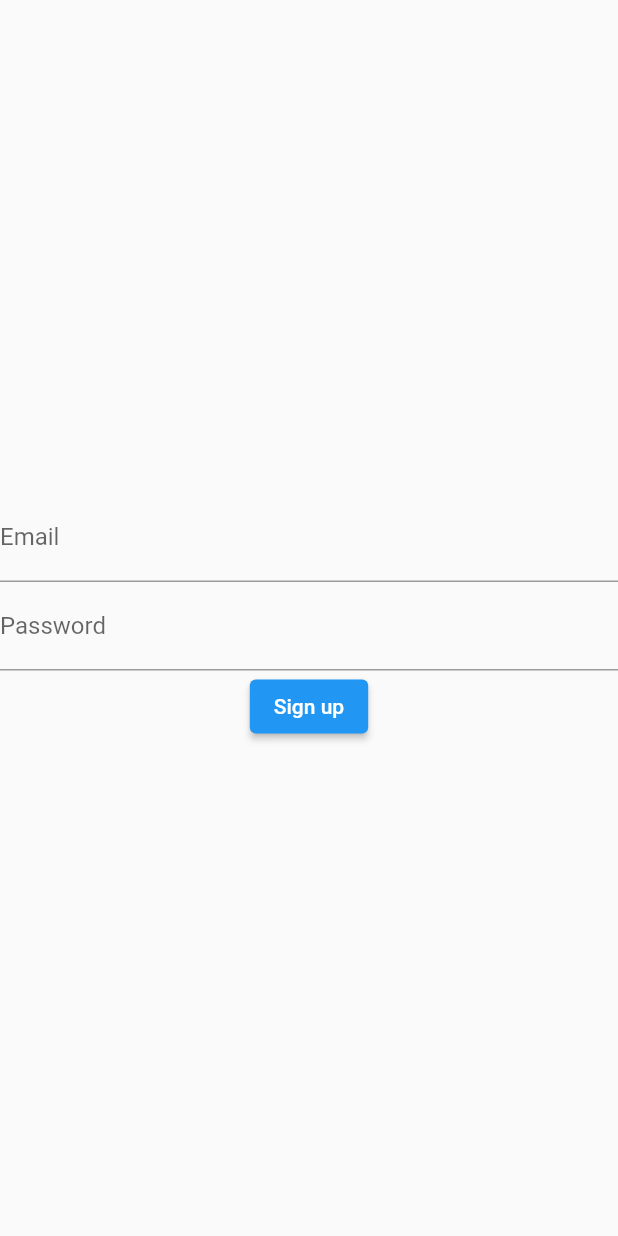
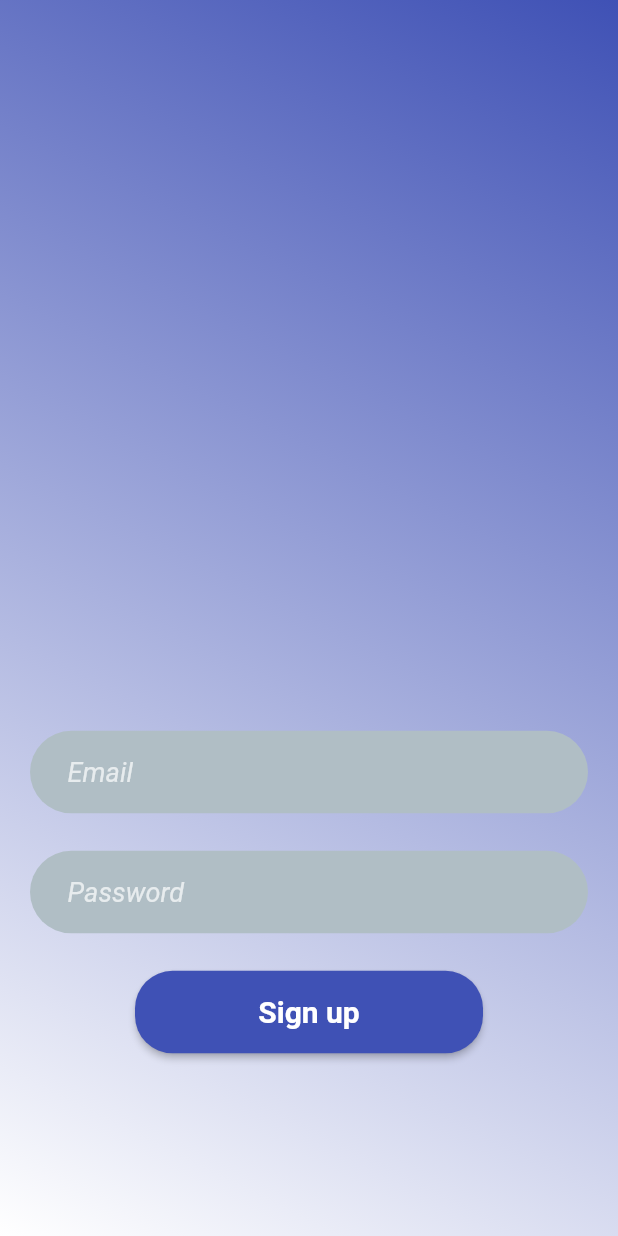
Before and after one commit to Buba98/OnCallWork, a Flutter app: the SignUpPage screen opened directly, on a phone screen of 412 x 824 dp. Run offline on Flutter 3.47's test engine with Material 2 defaults, Android fonts, the phone set to English and light mode, and no system bars; our stand-ins replace cloud_firestore, firebase_auth, firebase_core, firebase_storage, flutter_bloc, flutter_map and 2 more; accounts and stored records are empty; network calls fail.

Commit message:
UI improvement

```diff
--- a/lib/auth_route/sign_up_route/sign_up_page.dart
+++ b/lib/auth_route/sign_up_route/sign_up_page.dart
@@ -1,59 +1,86 @@
 import 'package:flutter/material.dart';
 import 'package:flutter_bloc/flutter_bloc.dart';
+import 'package:on_call_work/auth_route/sign_in_route/sign_in_bloc.dart';
 import 'package:on_call_work/auth_route/sign_up_route/sign_up_bloc.dart';
+import 'package:on_call_work/widget/k_button.dart';
+
+import '../../widget/k_user_input.dart';
 
 class SignUpPage extends StatelessWidget {
+  final TextEditingController emailController = TextEditingController();
+  final TextEditingController passwordController = TextEditingController();
+
   SignUpPage({Key? key}) : super(key: key);
-
-  final TextEditingController emailTextEditingController =
-      TextEditingController();
-  final TextEditingController passwordTextEditingController =
-      TextEditingController();
 
   @override
   Widget build(BuildContext context) {
     return Scaffold(
-      body: BlocProvider(
-        create: (BuildContext context) => SignUpBloc(),
-        child: BlocBuilder<SignUpBloc, SignUpState>(
-          builder: (BuildContext context, SignUpState state) {
-            return Column(
-              mainAxisAlignment: MainAxisAlignment.center,
+      body: Container(
+        decoration: BoxDecoration(
+          gradient: LinearGradient(
+            begin: Alignment.topRight,
+            end: Alignment.bottomLeft,
+            colors: [
+              Theme.of(context).colorScheme.primary,
+              Theme.of(context).colorScheme.secondary,
+            ],
+          ),
+        ),
+        padding: const EdgeInsets.symmetric(
+          horizontal: 20,
+        ),
+        child: BlocProvider(
+          create: (BuildContext context) => SignUpBloc(),
+          child: BlocBuilder<SignUpBloc, SignUpState>(
+            builder: (BuildContext context, SignUpState state) => Column(
+              crossAxisAlignment: CrossAxisAlignment.stretch,
               children: [
-                state == SignUpState.unhandledError
-                    ? const Text('Not recognized error')
-                    : Container(),
-                TextField(
-                  controller: emailTextEditingController,
-                  decoration: InputDecoration(
-                    labelText: 'Email',
-                    errorText: state == SignUpState.accountAlreadyExists
-                        ? "Account already exists"
-                        : null,
-                  ),
+                const Spacer(
+                  flex: 4,
                 ),
-                TextField(
-                  controller: passwordTextEditingController,
-                  decoration: InputDecoration(
-                    labelText: 'Password',
-                    errorText: state == SignUpState.weakPassword
-                        ? "Weak password"
-                        : null,
-                  ),
+                KUserInput(
+                  errorText: state == SignUpState.accountAlreadyExists
+                      ? 'Account already exists'
+                      : null,
+                  controller: emailController,
+                  hintText: 'Email',
+                  keyboardType: TextInputType.emailAddress,
+                ),
+                const SizedBox(
+                  height: 25,
+                ),
+                KUserInput(
+                  errorText: state == SignUpState.weakPassword
+                      ? 'Weak password'
+                      : null,
+                  controller: passwordController,
+                  hintText: 'Password',
+                  keyboardType: TextInputType.visiblePassword,
                   obscureText: true,
                 ),
-                ElevatedButton(
-                  onPressed: () => context.read<SignUpBloc>().add(
-                        SignUpEvent(
-                          email: emailTextEditingController.text,
-                          password: passwordTextEditingController.text,
-                        ),
-                      ),
-                  child: const Text('Sign up'),
+                const SizedBox(
+                  height: 25,
                 ),
+                Container(
+                  height: 55,
+                  padding: const EdgeInsets.symmetric(horizontal: 70),
+                  child: KButton(
+                      text: 'Sign up',
+                      onPressed: () {
+                        context.read<SignUpBloc>().add(
+                              SignUpEvent(
+                                email: emailController.text,
+                                password: passwordController.text,
+                              ),
+                            );
+                        emailController.clear();
+                        passwordController.clear();
+                      }),
+                ),
+                const Spacer(),
               ],
-            );
-          },
+            ),
+          ),
         ),
       ),
     );
--- a/lib/home_route/button_chat.dart
+++ b/lib/home_route/button_chat.dart
@@ -1,5 +1,5 @@
 import 'package:flutter/material.dart';
-import 'package:on_call_work/home_route/chat/chat_employee/chat_page.dart';
+import 'package:on_call_work/home_route/chat/chat_employee/chat_employee_page.dart';
 
 class ButtonChat extends StatelessWidget {
   const ButtonChat({Key? key}) : super(key: key);
--- a/lib/home_route/chat/chat_employee/chat_page.dart
+++ b/lib/home_route/chat/chat_employee/chat_employee_page.dart
@@ -15,9 +15,7 @@ class ChatPage extends StatelessWidget {
       body: BlocBuilder<ChatBloc, ChatState>(
         builder: (BuildContext context, ChatState state) => ListView.builder(
           itemCount: state.chatsEmployee.length,
-          shrinkWrap: true,
           padding: const EdgeInsets.only(top: 16),
-          physics: const NeverScrollableScrollPhysics(),
           itemBuilder: (context, index) => ConversationWidget(
             chat: state.chatsEmployee[index],
           ),
--- a/lib/home_route/chat/chat_employer_page.dart
+++ b/lib/home_route/chat/chat_employer/chat_employer_page.dart
@@ -4,8 +4,8 @@ import 'package:flutter_bloc/flutter_bloc.dart';
 import 'package:on_call_work/home_route/bloc/chat_bloc.dart';
 import 'package:on_call_work/home_route/chat/chat_employee/conversation_widget.dart';
 
-import '../../model/chat/chat.dart';
-import '../../model/job.dart';
+import '../../../model/chat/chat.dart';
+import '../../../model/job.dart';
 
 class ChatEmployerPage extends StatelessWidget {
   const ChatEmployerPage({Key? key, required this.job}) : super(key: key);
--- a/lib/home_route/modify/modify_screen.dart
+++ b/lib/home_route/modify/modify_screen.dart
@@ -1,6 +1,6 @@
 import 'package:flutter/material.dart';
 import 'package:flutter_bloc/flutter_bloc.dart';
-import 'package:on_call_work/home_route/chat/chat_employer_page.dart';
+import 'package:on_call_work/home_route/chat/chat_employer/chat_employer_page.dart';
 
 import '../bloc/job_bloc.dart';
 import '../job_card.dart';
--- /dev/null
+++ b/lib/widget/k_button.dart
@@ -0,0 +1,44 @@
+import 'package:flutter/material.dart';
+
+class KButton extends StatelessWidget {
+  final String text;
+  final Color colorBackground;
+  final Color colorForeground;
+  final Function() onPressed;
+
+  const KButton({
+    Key? key,
+    required this.text,
+    this.colorBackground = Colors.indigo,
+    this.colorForeground = Colors.white,
+    required this.onPressed,
+  }) : super(key: key);
+
+  @override
+  Widget build(BuildContext context) {
+    return SizedBox(
+      height: 55,
+      width: double.infinity,
+      child: ElevatedButton(
+        style: ButtonStyle(
+          backgroundColor:
+              MaterialStateProperty.resolveWith((states) => colorBackground),
+          shape: MaterialStateProperty.resolveWith(
+            (states) => RoundedRectangleBorder(
+              borderRadius: BorderRadius.circular(25),
+            ),
+          ),
+        ),
+        onPressed: onPressed,
+        child: Text(
+          text,
+          style: TextStyle(
+            fontSize: 20,
+            fontWeight: FontWeight.w700,
+            color: colorForeground,
+          ),
+        ),
+      ),
+    );
+  }
+}
--- /dev/null
+++ b/lib/widget/k_user_input.dart
@@ -0,0 +1,48 @@
+import 'package:flutter/material.dart';
+
+class KUserInput extends StatelessWidget {
+  final TextEditingController controller;
+  final String hintText;
+  final TextInputType keyboardType;
+  final String? errorText;
+  final bool obscureText;
+
+  const KUserInput({
+    required this.controller,
+    required this.hintText,
+    required this.keyboardType,
+    this.errorText,
+    this.obscureText = false,
+    super.key,
+  });
+
+  @override
+  Widget build(BuildContext context) {
+    return Container(
+      height: 55,
+      decoration: BoxDecoration(
+        color: Colors.blueGrey.shade200,
+        borderRadius: BorderRadius.circular(30),
+      ),
+      child: Center(
+          child: Padding(
+            padding: const EdgeInsets.symmetric(horizontal: 25),
+            child: TextField(
+              style: const TextStyle(color: Colors.white),
+              controller: controller,
+              decoration: InputDecoration(
+                errorText: errorText,
+                border: InputBorder.none,
+                hintText: hintText,
+                hintStyle: const TextStyle(
+                    fontSize: 18,
+                    color: Colors.white70,
+                    fontStyle: FontStyle.italic),
+              ),
+              keyboardType: keyboardType,
+              obscureText: obscureText,
+            ),
+          )),
+    );
+  }
+}
```
Also changed, not shown: lib/auth_route/auth_page.dart (+42 -6 lines), lib/auth_route/sign_in_route/sign_in_page.dart (+57 -29 lines), lib/main.dart (+13 -1 lines), lib/model/firebase_model.dart (deleted, +0 -71 lines).
